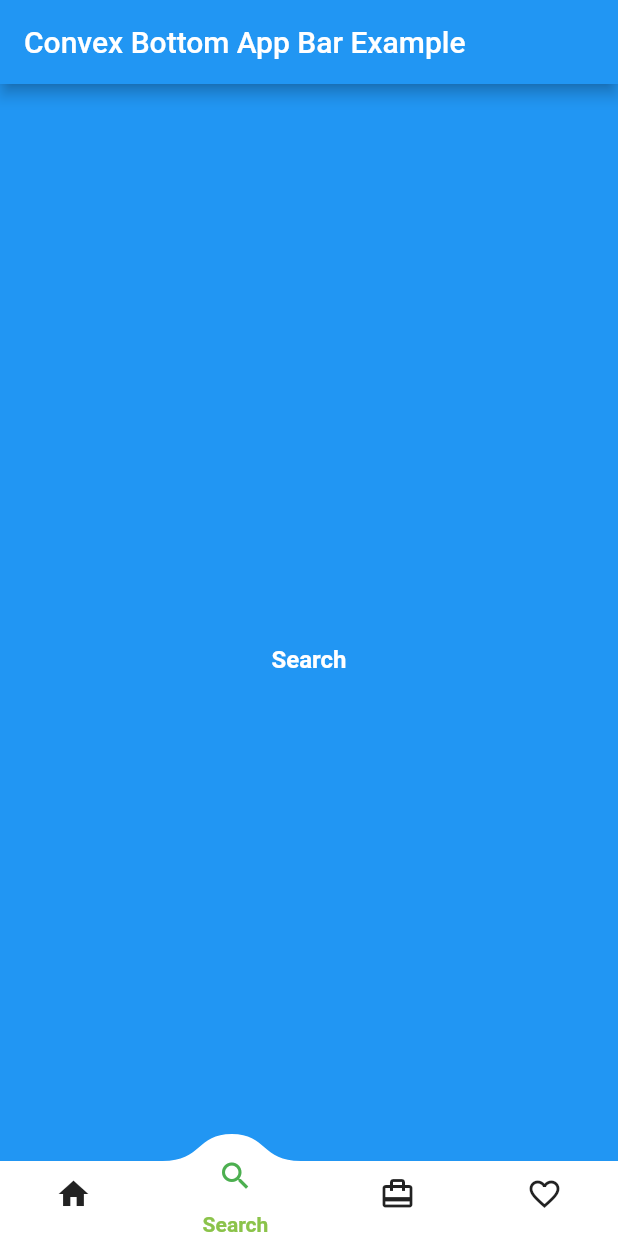
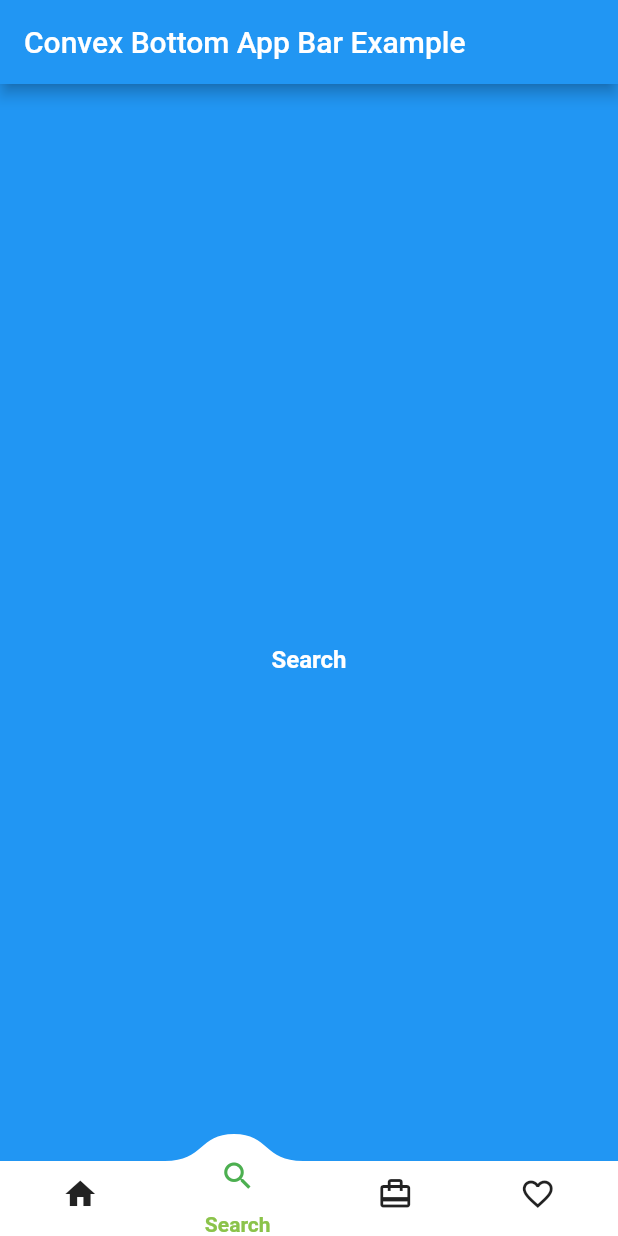
Before and after one commit to dwikyhardi/convex_bottom_app_bar, a Flutter app: the screen it shows after launch, item 2 of the bottom bar chosen, on a phone screen of 412 x 824 dp. Run offline on Flutter 3.47's test engine with Material 2 defaults, Android fonts, the phone set to English and light mode, and no system bars.

Commit message:
adding minor change

```diff
--- a/lib/convex_bottom_app_bar.dart
+++ b/lib/convex_bottom_app_bar.dart
@@ -59,7 +59,7 @@ class _ConvexBottomAppBarState extends State<ConvexBottomAppBar>
     // index (works with `MainAxisAlignment.spaceAround`)
     final buttonCount = widget.bottomNavigationIcons?.length ?? 0;
     final appWidth = MediaQuery.of(context).size.width;
-    final buttonsWidth = appWidth ;
+    final buttonsWidth = _getButtonContainerWidth();
     final startX = (appWidth - buttonsWidth) / 2;
     return startX +
         index.toDouble() * buttonsWidth / buttonCount +
@@ -86,13 +86,13 @@ class _ConvexBottomAppBarState extends State<ConvexBottomAppBar>
     );
   }
 
-  // double _getButtonContainerWidth() {
-  //   double width = MediaQuery.of(context).size.width;
-  //   if (width > 400.0) {
-  //     width = 400.0;
-  //   }
-  //   return width;
-  // }
+  double _getButtonContainerWidth() {
+    double width = MediaQuery.of(context).size.width;
+    if (width > 400.0) {
+      width = 400.0;
+    }
+    return width;
+  }
 
   void _handlePressed(int index) {
     if (_selectedIndex == index || _xController.isAnimating) return;
@@ -133,9 +133,9 @@ class _ConvexBottomAppBarState extends State<ConvexBottomAppBar>
             child: _buildBackground(),
           ),
           Positioned(
-            left: 0,
+            left: (appSize.width - _getButtonContainerWidth()) / 2,
             top: 0,
-            width: appSize.width,
+            width: _getButtonContainerWidth(),
             height: height,
             child: Row(
               mainAxisAlignment: MainAxisAlignment.spaceAround,
```
